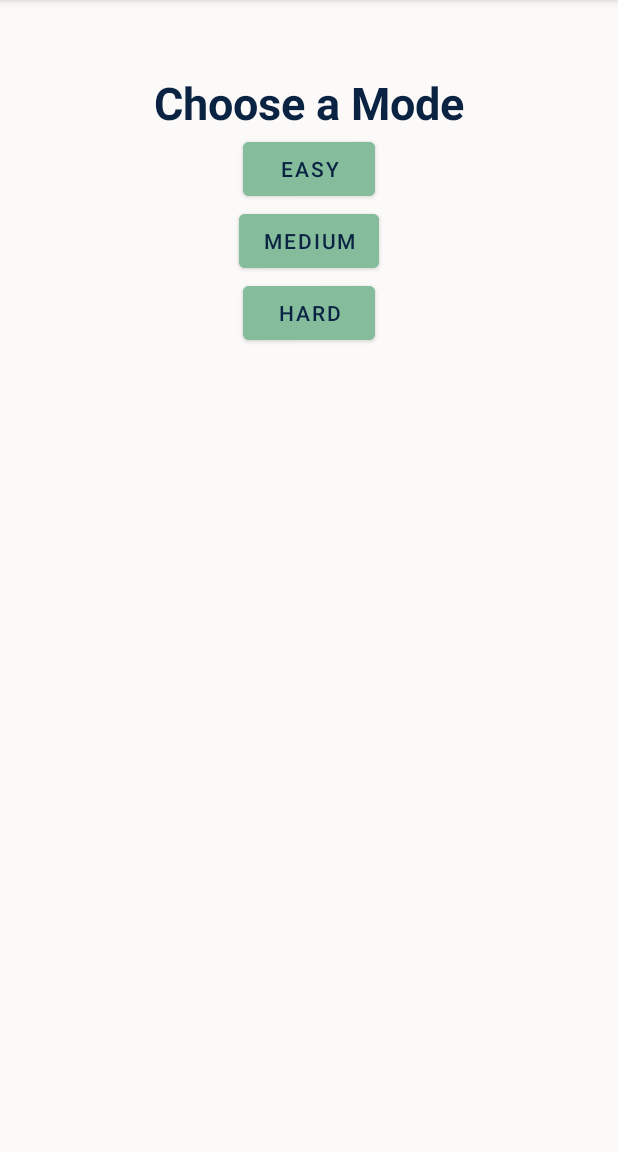
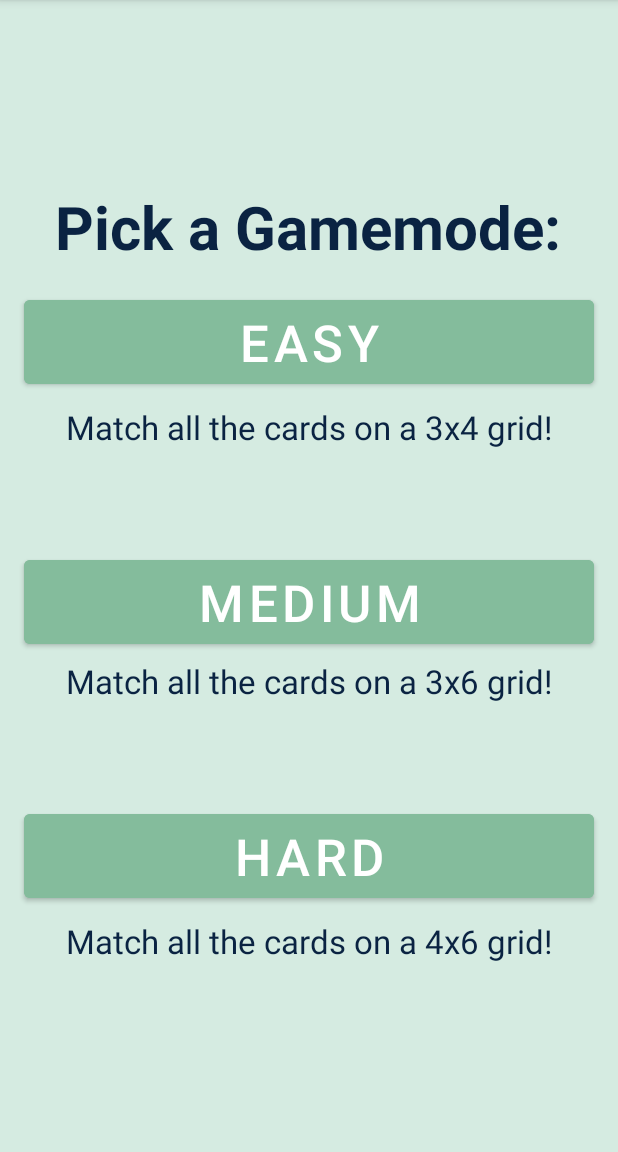
Before and after one commit to katherine-co/CS4750-MemoryGame, an Android app: the screen it shows after launch (MainActivity), on a phone screen of 412 x 824 dp, the part 84-1236 px from its top. Run offline under Robolectric (Android 15) with nearby library versions, the phone set to English and light mode, and no system bars.

Commit message:
Pasted code into layout folder

```diff
--- a/app/src/main/res/layout/activity_main.xml
+++ b/app/src/main/res/layout/activity_main.xml
@@ -5,54 +5,111 @@
 	xmlns:app="http://schemas.android.com/apk/res-auto"
 	android:layout_width="match_parent"
 	android:layout_height="match_parent"
-	android:background="#fcfaf8"
+	android:background="#D5EBE1"
 	tools:context="com.android.memoryGame.MainActivity">
 
 	<TextView
 		android:id="@+id/textView2"
 		android:layout_width="wrap_content"
 		android:layout_height="wrap_content"
-		android:text="Choose a Mode"
-		android:textSize="30sp"
+		android:layout_marginTop="124dp"
+		android:text="Pick a Gamemode:"
+		android:textColor="#0a2342"
+		android:textSize="40sp"
 		android:textStyle="bold"
-		android:textColor="#0a2342"
-		app:layout_constraintBottom_toBottomOf="@id/easy"
-		app:layout_constraintLeft_toLeftOf="parent"
-		app:layout_constraintRight_toRightOf="parent"
+		app:layout_constraintEnd_toEndOf="parent"
+		app:layout_constraintHorizontal_bias="0.493"
+		app:layout_constraintStart_toStartOf="parent"
 		app:layout_constraintTop_toTopOf="parent" />
 
 	<Button
 		android:id="@+id/easy"
-		android:layout_width="wrap_content"
+		android:layout_width="0dp"
+		android:layout_height="68dp"
+		android:layout_marginStart="16dp"
+		android:layout_marginTop="16dp"
+		android:layout_marginEnd="16dp"
+		android:backgroundTint="#84bc9c"
+		android:text="Easy"
+		android:textColor="#FFFFFF"
+		android:textSize="34sp"
+		app:layout_constraintEnd_toEndOf="parent"
+		app:layout_constraintHorizontal_bias="0.0"
+		app:layout_constraintStart_toStartOf="parent"
+		app:layout_constraintTop_toBottomOf="@id/textView2"
+		app:layout_constraintVertical_chainStyle="packed" />
+
+	<TextView
+		android:id="@+id/easyDescription"
+		android:layout_width="0dp"
 		android:layout_height="wrap_content"
-		android:text="Easy"
+		android:layout_marginTop="8dp"
+		android:text="Match all the cards on a 3x4 grid!"
+		android:textAlignment="center"
 		android:textColor="#0a2342"
-		android:backgroundTint="#84bc9c"
-		app:layout_constraintLeft_toLeftOf="parent"
-		app:layout_constraintRight_toRightOf="parent"
-		app:layout_constraintTop_toTopOf="@id/medium"
-		app:layout_constraintBottom_toBottomOf="@id/textView2"/>
+		android:textSize="22sp"
+		app:layout_constraintEnd_toEndOf="@id/easy"
+		app:layout_constraintStart_toStartOf="@id/easy"
+		app:layout_constraintTop_toBottomOf="@id/easy" />
 
 	<Button
 		android:id="@+id/medium"
-		android:layout_width="wrap_content"
+		android:layout_width="0dp"
+		android:layout_height="68dp"
+		android:layout_marginStart="16dp"
+		android:layout_marginTop="68dp"
+		android:layout_marginEnd="16dp"
+		android:backgroundTint="#84bc9c"
+		android:text="Medium"
+		android:textColor="#FFFFFF"
+		android:textSize="34sp"
+		app:layout_constraintEnd_toEndOf="parent"
+		app:layout_constraintHorizontal_bias="0.0"
+		app:layout_constraintStart_toStartOf="parent"
+		app:layout_constraintTop_toBottomOf="@id/easyDescription" />
+
+	<TextView
+		android:id="@+id/mediumDescription"
+		android:layout_width="0dp"
 		android:layout_height="wrap_content"
-		android:text="Medium"
+		android:layout_marginTop="4dp"
+		android:text="Match all the cards on a 3x6 grid!"
+		android:textAlignment="center"
 		android:textColor="#0a2342"
-		android:backgroundTint="#84bc9c"
-		app:layout_constraintLeft_toLeftOf="parent"
-		app:layout_constraintRight_toRightOf="parent"
-		app:layout_constraintTop_toBottomOf="@id/easy" />
+		android:textSize="22sp"
+		app:layout_constraintEnd_toEndOf="@id/medium"
+		app:layout_constraintHorizontal_bias="1.0"
+		app:layout_constraintStart_toStartOf="@id/medium"
+		app:layout_constraintTop_toBottomOf="@id/medium" />
 
 	<Button
 		android:id="@+id/hard"
-		android:layout_width="wrap_content"
+		android:layout_width="0dp"
+		android:layout_height="68dp"
+		android:layout_marginStart="16dp"
+		android:layout_marginTop="68dp"
+		android:layout_marginEnd="16dp"
+		android:backgroundTint="#84bc9c"
+		android:text="Hard"
+		android:textColor="#FFFFFF"
+		android:textSize="34sp"
+		app:layout_constraintEnd_toEndOf="parent"
+		app:layout_constraintHorizontal_bias="1.0"
+		app:layout_constraintStart_toStartOf="parent"
+		app:layout_constraintTop_toBottomOf="@id/mediumDescription" />
+
+	<TextView
+		android:id="@+id/hardDescription"
+		android:layout_width="0dp"
 		android:layout_height="wrap_content"
-		android:text="Hard"
+		android:layout_marginTop="8dp"
+		android:text="Match all the cards on a 4x6 grid!"
+		android:textAlignment="center"
 		android:textColor="#0a2342"
-		android:backgroundTint="#84bc9c"
-		app:layout_constraintLeft_toLeftOf="parent"
-		app:layout_constraintRight_toRightOf="parent"
-		app:layout_constraintTop_toBottomOf="@id/medium" />
+		android:textSize="22sp"
+		app:layout_constraintEnd_toEndOf="@id/hard"
+		app:layout_constraintHorizontal_bias="1.0"
+		app:layout_constraintStart_toStartOf="@id/hard"
+		app:layout_constraintTop_toBottomOf="@id/hard" />
 
 </androidx.constraintlayout.widget.ConstraintLayout>
--- a/app/src/main/res/layout/game_screen.xml
+++ b/app/src/main/res/layout/game_screen.xml
@@ -3,7 +3,7 @@
     xmlns:android="http://schemas.android.com/apk/res/android"
     xmlns:app="http://schemas.android.com/apk/res-auto"
     xmlns:tools="http://schemas.android.com/tools"
-    android:background="#fcfaf8"
+    android:background="#D5EBE1"
     android:layout_width="match_parent"
     android:layout_height="match_parent"
     tools:context="com.android.memoryGame.GameScreen">
@@ -12,11 +12,13 @@
         android:id="@+id/counter"
         android:layout_width="wrap_content"
         android:layout_height="wrap_content"
+        android:layout_margin="6dp"
+        android:layout_marginTop="12dp"
         android:text="@string/comparison"
         android:textColor="#0a2342"
+        android:textSize="20sp"
         android:textStyle="bold"
-        android:textSize="20sp"
-        android:layout_margin="6dp"
+        app:layout_constraintEnd_toEndOf="parent"
         app:layout_constraintStart_toStartOf="parent"
         app:layout_constraintTop_toTopOf="parent" />
 
@@ -25,12 +27,12 @@
         android:layout_width="match_parent"
         android:layout_height="wrap_content"
         android:layout_margin="6dp"
-        android:layout_marginTop="10dp"
+        android:layout_marginTop="8dp"
         android:horizontalSpacing="6dp"
         android:numColumns="2"
         android:verticalSpacing="6dp"
         app:layout_constraintEnd_toEndOf="parent"
-        app:layout_constraintHorizontal_bias="0.0"
+        app:layout_constraintHorizontal_bias="1.0"
         app:layout_constraintStart_toStartOf="parent"
         app:layout_constraintTop_toBottomOf="@+id/counter" />
 
```
Also changed, not shown: 3 other files.
